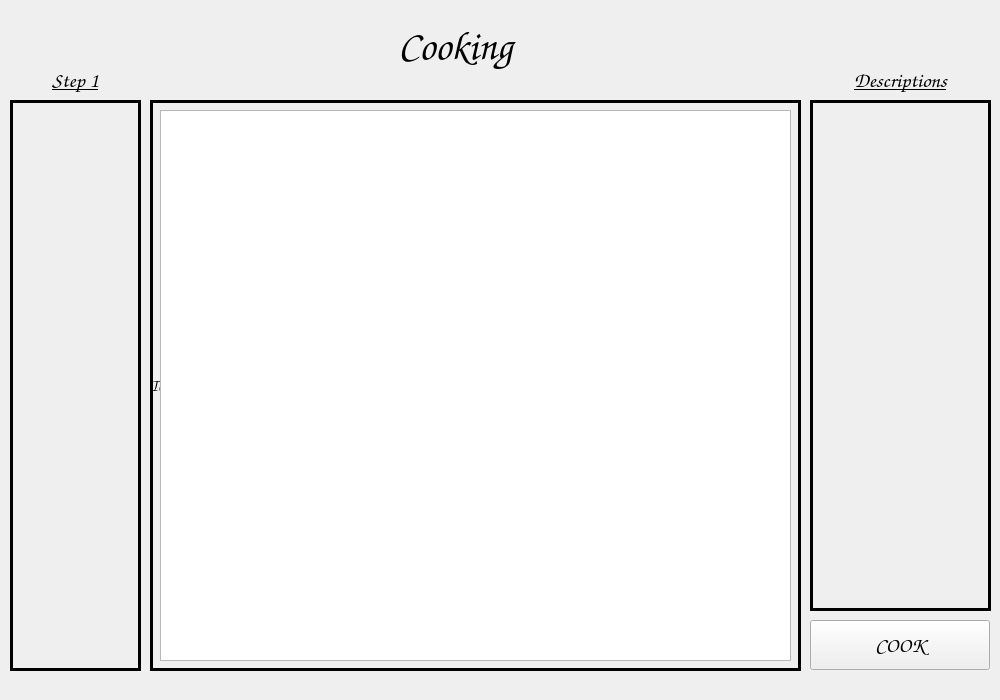
ReneeTong/a8-edu-app, file s3Cooking.ui: the form before one commit.
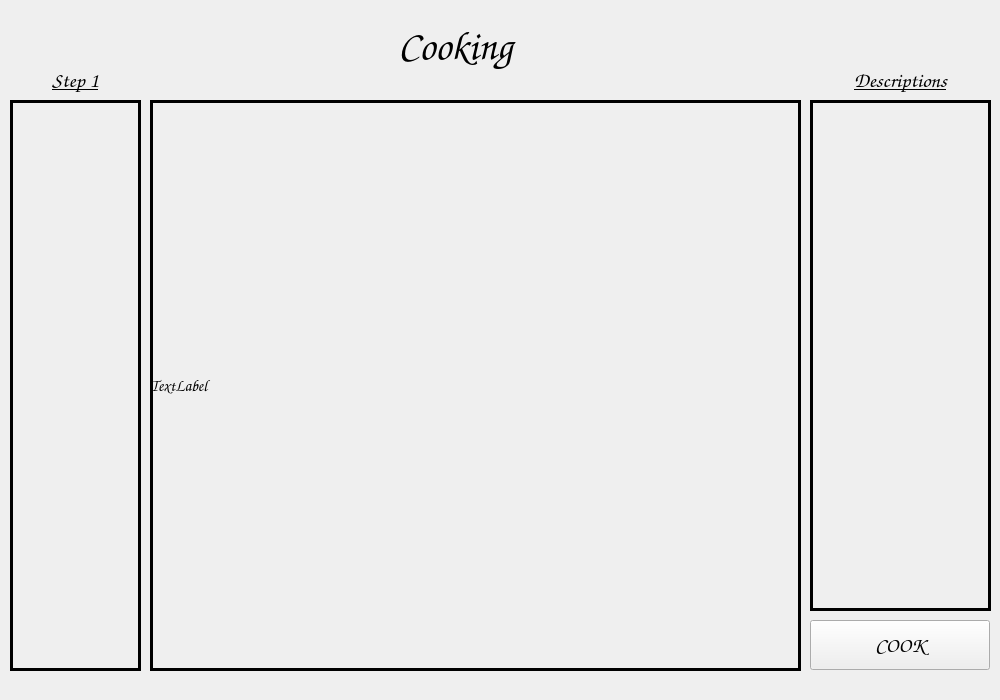
The form after the commit. Custom widgets are drawn as their Qt base class.

Commit message: s3 sending correct onStepCookingUpdate to model

Patch:
```diff
--- a/s3Cooking.ui
+++ b/s3Cooking.ui
@@ -102,9 +102,9 @@
    <property name="geometry">
     <rect>
      <x>150</x>
-     <y>110</y>
+     <y>100</y>
      <width>641</width>
-     <height>601</height>
+     <height>611</height>
     </rect>
    </property>
    <widget class="DragAndDropGraphicsView" name="graphicsView">
@@ -112,8 +112,8 @@
      <rect>
       <x>10</x>
       <y>0</y>
-      <width>631</width>
-      <height>551</height>
+      <width>16</width>
+      <height>16</height>
      </rect>
     </property>
     <property name="sizePolicy">
@@ -130,6 +130,9 @@
       <bold>false</bold>
      </font>
     </property>
+    <property name="styleSheet">
+     <string notr="true">background-color: rgba(0,0,0,0);</string>
+    </property>
    </widget>
   </widget>
   <widget class="QLabel" name="label">
```
The commit also changes 9 other files.
